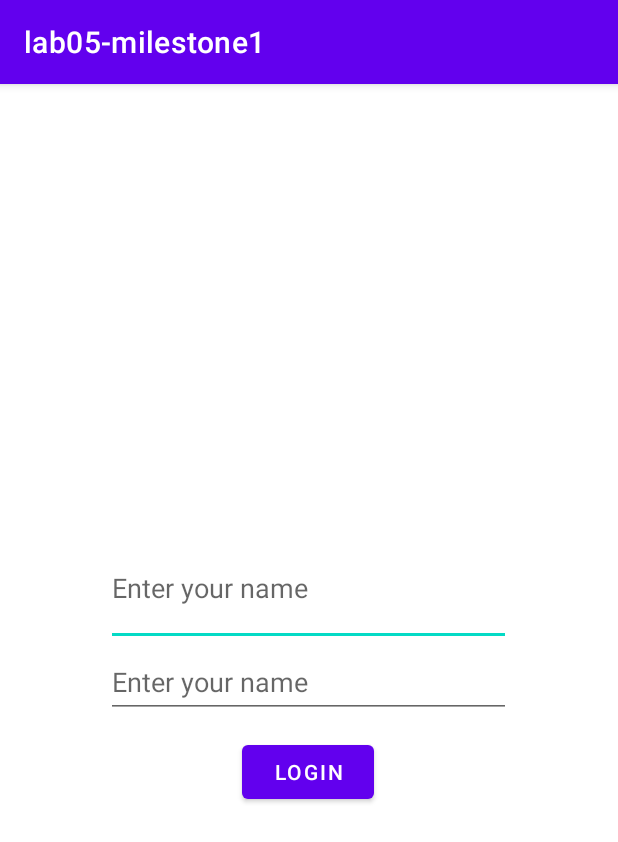
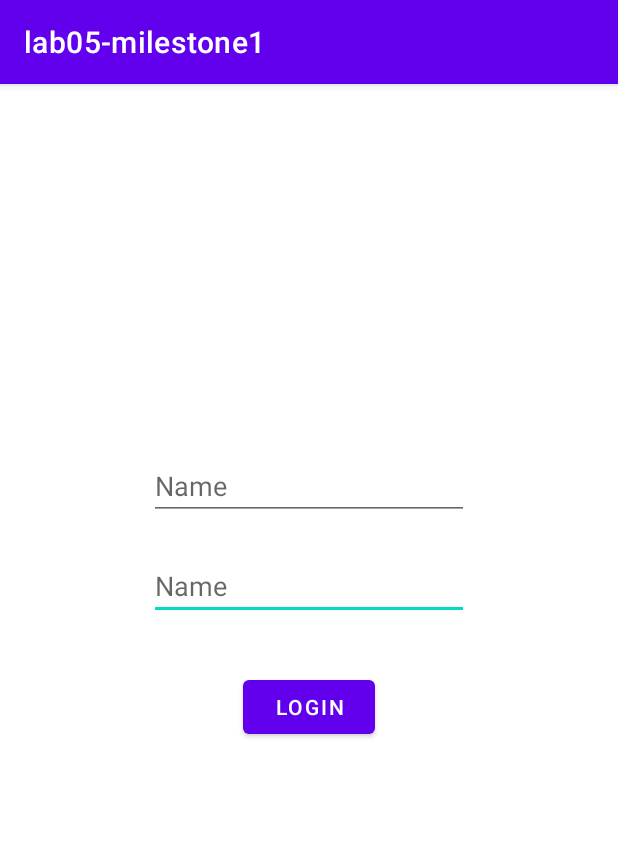
Before and after one commit to AndrewO12345/lab05-milestone1, an Android app: the screen it shows after launch (MainActivity), on a phone screen of 412 x 824 dp. Shown: the top 842 px of the screen. Run offline under Robolectric (Android 15) with nearby library versions, the phone set to English and light mode, and no system bars.

Commit message:
Screen one layout set up

```diff
--- a/app/src/main/java/com/example/lab05_milestone1/MainActivity.java
+++ b/app/src/main/java/com/example/lab05_milestone1/MainActivity.java
@@ -3,6 +3,8 @@ package com.example.lab05_milestone1;
 import androidx.appcompat.app.AppCompatActivity;
 
 import android.os.Bundle;
+import android.util.Log;
+import android.view.View;
 
 public class MainActivity extends AppCompatActivity {
 
@@ -11,4 +13,8 @@ public class MainActivity extends AppCompatActivity {
         super.onCreate(savedInstanceState);
         setContentView(R.layout.activity_main);
     }
+
+    public void clickFunction(View view) {
+        Log.i("Info", "Button Pressed");
+    }
 }
--- a/app/src/main/res/layout/activity_main.xml
+++ b/app/src/main/res/layout/activity_main.xml
@@ -6,42 +6,39 @@
     android:layout_height="match_parent"
     tools:context=".MainActivity">
 
-    <EditText
-        android:id="@+id/myTextField"
-        android:layout_width="270dp"
-        android:layout_height="0dp"
-        android:layout_marginTop="297dp"
-        android:layout_marginBottom="60dp"
-        android:ems="10"
-        android:hint="Enter your name"
-        app:layout_constraintBottom_toTopOf="@+id/button"
-        app:layout_constraintEnd_toEndOf="parent"
-        app:layout_constraintHorizontal_bias="0.496"
-        app:layout_constraintStart_toStartOf="parent"
-        app:layout_constraintTop_toTopOf="parent" />
-
-    <EditText
-        android:id="@+id/myTextField2"
-        android:layout_width="270dp"
-        android:layout_height="0dp"
-        android:layout_marginBottom="345dp"
-        android:ems="10"
-        android:hint="Enter your name"
-        app:layout_constraintBottom_toBottomOf="parent"
-        app:layout_constraintEnd_toEndOf="parent"
-        app:layout_constraintHorizontal_bias="0.496"
-        app:layout_constraintStart_toStartOf="parent"
-        app:layout_constraintTop_toBottomOf="@+id/myTextField" />
-
     <Button
         android:id="@+id/button"
         android:layout_width="wrap_content"
         android:layout_height="wrap_content"
-        android:layout_marginBottom="285dp"
+        android:layout_marginTop="34dp"
+        android:onClick="clickFunction"
         android:text="Login"
-        app:layout_constraintBottom_toBottomOf="parent"
-        app:layout_constraintEnd_toEndOf="@+id/myTextField2"
-        app:layout_constraintStart_toStartOf="@+id/myTextField2"
-        app:layout_constraintTop_toBottomOf="@+id/myTextField" />
+        app:layout_constraintEnd_toEndOf="parent"
+        app:layout_constraintStart_toStartOf="parent"
+        app:layout_constraintTop_toBottomOf="@+id/editTextTextPersonName" />
+
+    <EditText
+        android:id="@+id/editTextTextPersonName"
+        android:layout_width="wrap_content"
+        android:layout_height="wrap_content"
+        android:layout_marginTop="21dp"
+        android:ems="10"
+        android:inputType="textPersonName"
+        android:hint="Name"
+        app:layout_constraintStart_toStartOf="@+id/editTextTextPersonName2"
+        app:layout_constraintTop_toBottomOf="@+id/editTextTextPersonName2" />
+
+    <EditText
+        android:id="@+id/editTextTextPersonName2"
+        android:layout_width="wrap_content"
+        android:layout_height="wrap_content"
+        android:layout_marginTop="245dp"
+        android:ems="10"
+        android:inputType="textPersonName"
+        android:hint="Name"
+        app:layout_constraintEnd_toEndOf="parent"
+        app:layout_constraintStart_toStartOf="parent"
+        app:layout_constraintTop_toTopOf="parent" />
+
 
 </androidx.constraintlayout.widget.ConstraintLayout>
```
